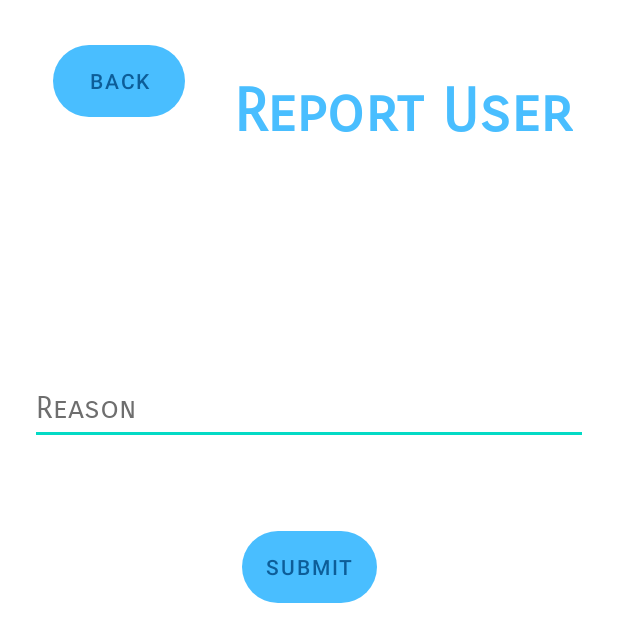
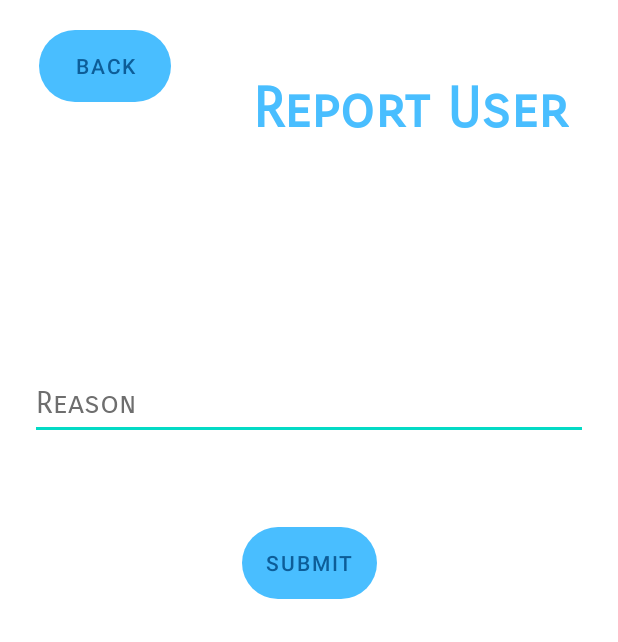
Before and after one commit to garg001/Atleta, an Android app: the ReportActivity screen opened directly, with no data from a screen before it, on a phone screen of 412 x 824 dp. Shown: the top 642 px of the screen. Run offline under Robolectric (Android 15) with nearby library versions, the phone set to English and light mode, and no system bars; our stand-ins replace Firebase (no records; nobody signed in at launch, a user with empty details on screens opened directly).

Commit message:
Fixed minor bug.

```diff
--- a/app/src/main/java/com/example/atleta/SignInActivity.java
+++ b/app/src/main/java/com/example/atleta/SignInActivity.java
@@ -88,7 +88,7 @@
     }
 
     private void loginUserEP() {
-        simpleProgressBar.setVisibility(View.VISIBLE);
+
         String email = emailET.getText().toString();
         String password= passET.getText().toString();
 
@@ -99,6 +99,7 @@
             passET.setError("Password cannot be empty");
             passET.requestFocus();
         }else{
+            simpleProgressBar.setVisibility(View.VISIBLE);
             mAuth.signInWithEmailAndPassword(email, password)
                     .addOnCompleteListener(this, new OnCompleteListener<AuthResult>() {
                         @Override
--- a/app/src/main/java/com/example/atleta/SignUpActivity.java
+++ b/app/src/main/java/com/example/atleta/SignUpActivity.java
@@ -55,7 +55,6 @@
     }
 
     private void createUser() {
-        simpleProgressBar.setVisibility(View.VISIBLE);
         String email = emailET.getText().toString();
         String password= passET.getText().toString();
         String userName=userNameET.getText().toString();
@@ -70,6 +69,7 @@
             userNameET.setError("User Name cannot be empty");
             userNameET.requestFocus();
         }else{
+            simpleProgressBar.setVisibility(View.VISIBLE);
             mAuth.createUserWithEmailAndPassword(email, password)
                     .addOnCompleteListener(this, new OnCompleteListener<AuthResult>() {
                         @Override
--- a/app/src/main/res/layout/activity_report.xml
+++ b/app/src/main/res/layout/activity_report.xml
@@ -17,7 +17,7 @@
         android:fontFamily="sans-serif-smallcaps"
         android:text="Report User"
         android:textColor="#49BEFF"
-        android:textSize="40sp"
+        android:textSize="37sp"
         android:textStyle="bold"
         app:layout_constraintEnd_toEndOf="parent"
         app:layout_constraintHorizontal_bias="0.82"
@@ -60,8 +60,8 @@
         android:id="@+id/reportBackBtn"
         android:layout_width="wrap_content"
         android:layout_height="wrap_content"
-        android:layout_marginStart="20dp"
-        android:layout_marginTop="30dp"
+        android:layout_marginStart="10dp"
+        android:layout_marginTop="20dp"
         android:background="@drawable/background_btn"
         android:text="Back"
         app:layout_constraintEnd_toEndOf="parent"
```
